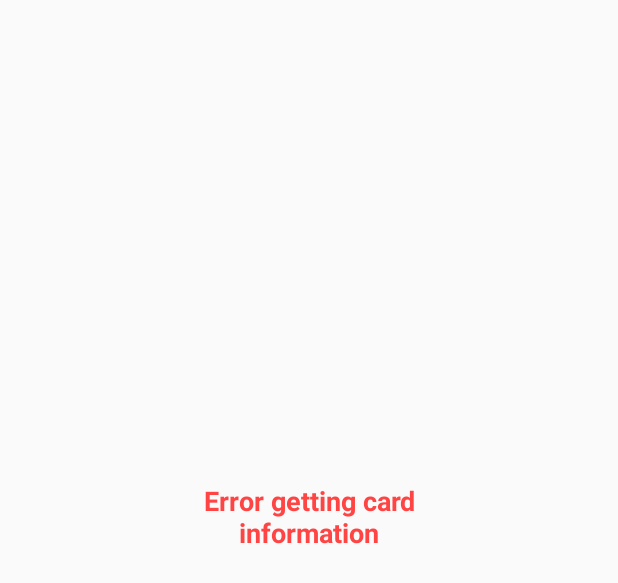
After one commit to shama2025/MTGChatbot, an Android app: the layout api_error_alert_dialog.xml on its own in the app's theme, with its tools: preview values and no code run, on a phone screen of 412 x 824 dp. The commit adds this screen. Shown: the top 583 px of the screen. Run offline under Robolectric (Android 15) with nearby library versions, the phone set to English and light mode, and no system bars.

Commit message:
Create Error Popup *Format code

```diff
--- /dev/null
+++ b/app/src/main/res/layout/api_error_alert_dialog.xml
@@ -0,0 +1,23 @@
+<?xml version="1.0" encoding="utf-8"?>
+<androidx.constraintlayout.widget.ConstraintLayout xmlns:android="http://schemas.android.com/apk/res/android"
+    xmlns:app="http://schemas.android.com/apk/res-auto"
+    xmlns:tools="http://schemas.android.com/tools"
+    android:layout_width="match_parent"
+    android:layout_height="match_parent">
+
+    <TextView
+        android:id="@+id/errorPopUp"
+        android:theme="@style/Theme.AppCompat.Light.DarkActionBar"
+        android:layout_width="208dp"
+        android:layout_height="52dp"
+        android:text="Error getting card information"
+        android:textAlignment="center"
+        android:textColor="@android:color/holo_red_light"
+        android:textSize="18sp"
+        android:textStyle="bold"
+        app:layout_constraintBottom_toBottomOf="parent"
+        app:layout_constraintEnd_toEndOf="parent"
+        app:layout_constraintStart_toStartOf="parent"
+        app:layout_constraintTop_toTopOf="parent"
+        app:layout_constraintVertical_bias="0.416" />
+</androidx.constraintlayout.widget.ConstraintLayout>
```
Also changed, not shown: app/src/main/java/com/mashaffer/mymtgchatbot/MainActivity.kt (+63 -43 lines), app/src/main/java/com/mashaffer/mymtgchatbot/UserAiChatAdapter.kt (+5 -2 lines), app/src/main/java/com/mashaffer/mymtgchatbot/Util.kt (+11 -11 lines).
